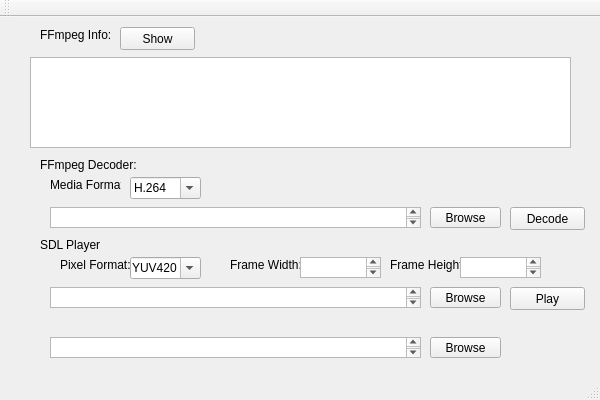
Before: the Qt Designer form src/JaysMPlayer.ui in JayHeng/pzh-vs-mplayer, drawn with Qt 5.
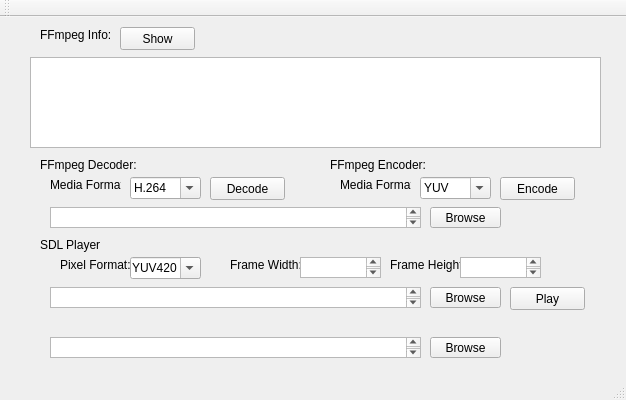
After: the same form once the commit is applied.

Commit message: [UI] Add new Widgets (to encode media)

The edit to the form file:
```diff
--- a/src/JaysMPlayer.ui
+++ b/src/JaysMPlayer.ui
@@ -6,7 +6,7 @@
    <rect>
     <x>0</x>
     <y>0</y>
-    <width>600</width>
+    <width>626</width>
     <height>400</height>
    </rect>
   </property>
@@ -32,7 +32,7 @@
      <rect>
       <x>30</x>
       <y>40</y>
-      <width>541</width>
+      <width>571</width>
       <height>91</height>
      </rect>
     </property>
@@ -125,8 +125,8 @@
    <widget class="QPushButton" name="pushButton_decodeMedia">
     <property name="geometry">
      <rect>
-      <x>510</x>
-      <y>190</y>
+      <x>210</x>
+      <y>160</y>
       <width>75</width>
       <height>23</height>
      </rect>
@@ -301,6 +301,74 @@
      <string>Browse</string>
     </property>
    </widget>
+   <widget class="QLabel" name="label_ffmpegEncoder">
+    <property name="geometry">
+     <rect>
+      <x>330</x>
+      <y>140</y>
+      <width>101</width>
+      <height>16</height>
+     </rect>
+    </property>
+    <property name="text">
+     <string>FFmpeg Encoder:</string>
+    </property>
+   </widget>
+   <widget class="QLabel" name="label_encMediaInFormat">
+    <property name="geometry">
+     <rect>
+      <x>340</x>
+      <y>160</y>
+      <width>71</width>
+      <height>16</height>
+     </rect>
+    </property>
+    <property name="text">
+     <string>Media Format:</string>
+    </property>
+   </widget>
+   <widget class="QPushButton" name="pushButton_encodeMedia">
+    <property name="geometry">
+     <rect>
+      <x>500</x>
+      <y>160</y>
+      <width>75</width>
+      <height>23</height>
+     </rect>
+    </property>
+    <property name="text">
+     <string>Encode</string>
+    </property>
+   </widget>
+   <widget class="QComboBox" name="comboBox_encMediaInFormat">
+    <property name="geometry">
+     <rect>
+      <x>420</x>
+      <y>160</y>
+      <width>71</width>
+      <height>22</height>
+     </rect>
+    </property>
+    <property name="editable">
+     <bool>true</bool>
+    </property>
+    <property name="currentIndex">
+     <number>0</number>
+    </property>
+    <property name="maxVisibleItems">
+     <number>3</number>
+    </property>
+    <item>
+     <property name="text">
+      <string>YUV</string>
+     </property>
+    </item>
+    <item>
+     <property name="text">
+      <string>RGB</string>
+     </property>
+    </item>
+   </widget>
   </widget>
   <widget class="QMenuBar" name="menuBar">
    <property name="geometry">
```
Left out of the diff: 6 changed lines with no effect on the pictures. The commit also changes 3 other files.
